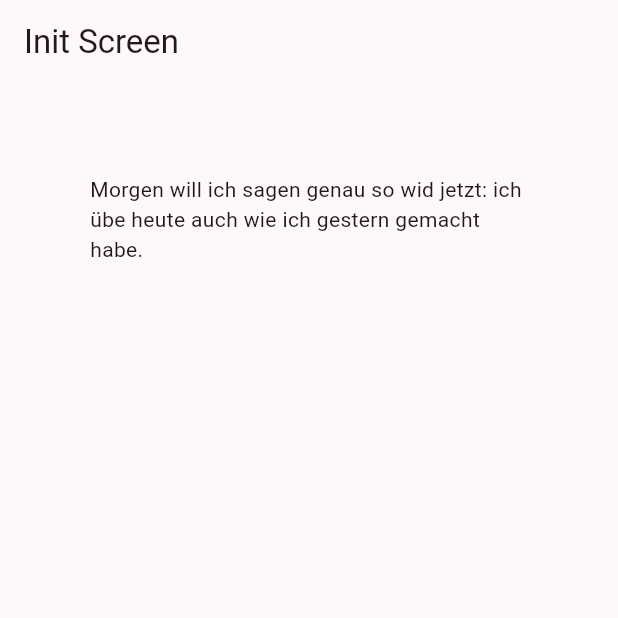
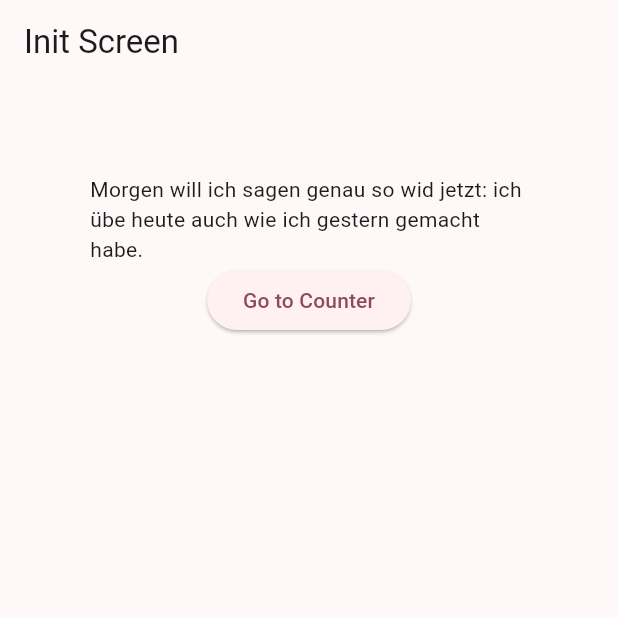
Before and after one commit to IRUKEKKACHI/20250608, a Flutter app: the screen it shows after launch, on a phone screen of 412 x 824 dp, the top half of it. Run offline on Flutter 3.47's test engine with Material 3 defaults, Android fonts, the phone set to English and light mode, and no system bars.

```diff
--- a/lib/main.dart
+++ b/lib/main.dart
@@ -1,5 +1,6 @@
 import 'package:flutter/material.dart';
 
+import 'screens/counter_screen.dart';
 import 'screens/init_screen.dart';
 
 void main() {
@@ -21,6 +22,7 @@ class UebungMachtMeister extends StatelessWidget {
         initialRoute: '/',
         routes: {
           '/': (context) => InitScreen(),
+          '/counter': (context) => CounterScreen(),
         });
   }
 }
--- a/lib/screens/init_screen.dart
+++ b/lib/screens/init_screen.dart
@@ -15,7 +15,14 @@ class InitScreen extends StatelessWidget {
             child: Column(
               children: [
                 Text(
-                    'Morgen will ich sagen genau so wid jetzt: ich übe heute auch wie ich gestern gemacht habe.')
+                    'Morgen will ich sagen genau so wid jetzt: ich übe heute auch wie ich gestern gemacht habe.'),
+                ElevatedButton(
+                  key: Key('navigateToCounterScreenButton'),
+                  onPressed: () {
+                    Navigator.pushNamed(context, '/counter');
+                  },
+                  child: Text('Go to Counter'),
+                )
               ],
             ),
           ),
```
Also changed, not shown: lib/screens/counter_screen.dart (added, +39 -0 lines).
